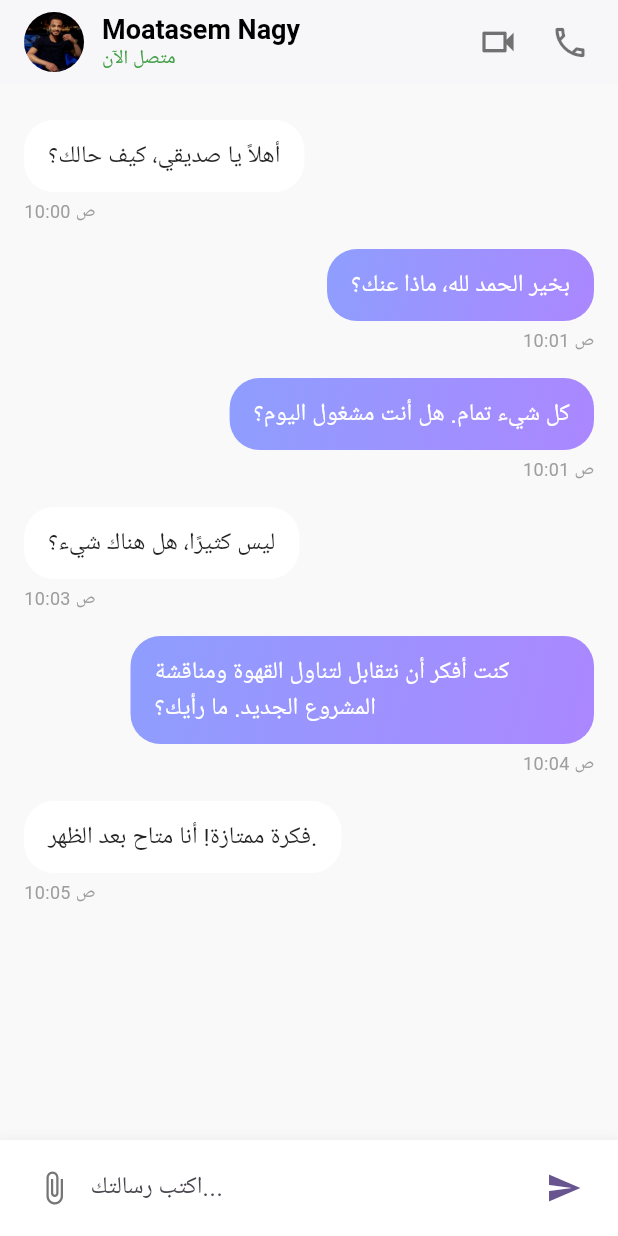
After one commit to Moatasem-Official/Chat_App, a Flutter app: the ChatHomeScreen screen opened directly, on a phone screen of 412 x 824 dp. The commit adds this screen. Run offline on Flutter 3.47's test engine with Material 3 defaults, Android fonts, the phone set to English and light mode, and no system bars; our stand-ins replace bloc, device_preview, equatable, firebase_auth, firebase_core, flutter_bloc and 1 more; accounts and stored records are empty.

Commit message:
Add Chat Home Screen

```diff
--- /dev/null
+++ b/lib/data/models/message_model.dart
@@ -0,0 +1,11 @@
+class ChatMessage {
+  final String text;
+  final String time;
+  final bool isSentByMe;
+
+  ChatMessage({
+    required this.text,
+    required this.time,
+    required this.isSentByMe,
+  });
+}
--- a/lib/main.dart
+++ b/lib/main.dart
@@ -1,3 +1,4 @@
+import 'package:chat_app/presentation/screens/home_screen.dart';
 import 'package:chat_app/presentation/screens/login_screen.dart';
 import 'package:device_preview/device_preview.dart';
 import 'package:firebase_auth/firebase_auth.dart';
@@ -38,7 +39,9 @@ class _MyAppState extends State<MyApp> {
       theme: ThemeData(
         colorScheme: ColorScheme.fromSeed(seedColor: Colors.deepPurple),
       ),
-      home: const LoginScreen(),
+      home: FirebaseAuth.instance.currentUser == null
+          ? const LoginScreen()
+          : const ChatHomeScreen(),
     );
   }
 }
--- /dev/null
+++ b/lib/presentation/screens/home_screen.dart
@@ -0,0 +1,214 @@
+import 'package:chat_app/data/models/message_model.dart';
+import 'package:flutter/material.dart';
+
+class ChatHomeScreen extends StatefulWidget {
+  const ChatHomeScreen({super.key});
+
+  @override
+  State<ChatHomeScreen> createState() => _ConversationScreenState();
+}
+
+class _ConversationScreenState extends State<ChatHomeScreen> {
+  final TextEditingController _textController = TextEditingController();
+
+  // بيانات وهمية للمحادثة
+  final List<ChatMessage> _messages = [
+    ChatMessage(
+      text: "أهلاً يا صديقي، كيف حالك؟",
+      time: "10:00 ص",
+      isSentByMe: false,
+    ),
+    ChatMessage(
+      text: "بخير الحمد لله، ماذا عنك؟",
+      time: "10:01 ص",
+      isSentByMe: true,
+    ),
+    ChatMessage(
+      text: "كل شيء تمام. هل أنت مشغول اليوم؟",
+      time: "10:01 ص",
+      isSentByMe: true,
+    ),
+    ChatMessage(
+      text: "ليس كثيرًا، هل هناك شيء؟",
+      time: "10:03 ص",
+      isSentByMe: false,
+    ),
+    ChatMessage(
+      text: "كنت أفكر أن نتقابل لتناول القهوة ومناقشة المشروع الجديد. ما رأيك؟",
+      time: "10:04 ص",
+      isSentByMe: true,
+    ),
+    ChatMessage(
+      text: "فكرة ممتازة! أنا متاح بعد الظهر.",
+      time: "10:05 ص",
+      isSentByMe: false,
+    ),
+  ];
+
+  @override
+  Widget build(BuildContext context) {
+    return Scaffold(
+      backgroundColor: const Color(0xFFF9F9F9), // خلفية هادئة
+      // 1. الشريط العلوي الذكي
+      appBar: _buildAppBar(),
+      body: Column(
+        children: [
+          // 2. قائمة الرسائل
+          Expanded(
+            child: ListView.builder(
+              padding: const EdgeInsets.all(16.0),
+              reverse: false, // لعرض الرسائل من الأعلى للأسفل
+              itemCount: _messages.length,
+              itemBuilder: (context, index) {
+                return _buildMessageBubble(_messages[index]);
+              },
+            ),
+          ),
+          // 3. حقل إدخال النص
+          _buildMessageComposer(),
+        ],
+      ),
+    );
+  }
+
+  AppBar _buildAppBar() {
+    return AppBar(
+      backgroundColor: Colors.white,
+      automaticallyImplyLeading: false,
+      elevation: 1,
+      title: Row(
+        children: [
+          CircleAvatar(
+            backgroundImage: const AssetImage("assets/images/moatasem.jpg"),
+          ),
+          const SizedBox(width: 12),
+          Column(
+            crossAxisAlignment: CrossAxisAlignment.start,
+            children: [
+              const Text(
+                "Moatasem Nagy", // اسم الشخص الآخر
+                style: TextStyle(
+                  color: Colors.black,
+                  fontSize: 18,
+                  fontWeight: FontWeight.bold,
+                ),
+              ),
+              Text(
+                "متصل الآن",
+                style: TextStyle(color: Colors.green.shade600, fontSize: 13),
+              ),
+            ],
+          ),
+        ],
+      ),
+      actions: [
+        IconButton(
+          icon: const Icon(
+            Icons.videocam_outlined,
+            color: Colors.black54,
+            size: 28,
+          ),
+          onPressed: () {},
+        ),
+        IconButton(
+          icon: const Icon(
+            Icons.call_outlined,
+            color: Colors.black54,
+            size: 26,
+          ),
+          onPressed: () {},
+        ),
+        const SizedBox(width: 8),
+      ],
+    );
+  }
+
+  Widget _buildMessageBubble(ChatMessage message) {
+    // تحديد محاذاة الرسالة بناءً على المرسل
+    final alignment = message.isSentByMe
+        ? CrossAxisAlignment.end
+        : CrossAxisAlignment.start;
+    // تحديد لون خلفية الرسالة
+    final bubbleColor = message.isSentByMe
+        ? const BoxDecoration(
+            gradient: LinearGradient(
+              colors: [Color(0xFF8E9EFE), Color(0xFFAB87FF)],
+              begin: Alignment.topLeft,
+              end: Alignment.bottomRight,
+            ),
+            borderRadius: BorderRadius.all(Radius.circular(20)),
+          )
+        : const BoxDecoration(
+            color: Colors.white,
+            borderRadius: BorderRadius.all(Radius.circular(20)),
+          );
+    // تحديد لون النص
+    final textColor = message.isSentByMe ? Colors.white : Colors.black87;
+
+    return Container(
+      margin: const EdgeInsets.symmetric(vertical: 8),
+      child: Column(
+        crossAxisAlignment: alignment,
+        children: [
+          Container(
+            padding: const EdgeInsets.symmetric(horizontal: 16, vertical: 12),
+            constraints: BoxConstraints(
+              maxWidth: MediaQuery.of(context).size.width * 0.75,
+            ),
+            decoration: bubbleColor,
+            child: Text(
+              message.text,
+              style: TextStyle(color: textColor, fontSize: 16),
+            ),
+          ),
+          const SizedBox(height: 4),
+          Text(
+            message.time,
+            style: TextStyle(color: Colors.grey.shade500, fontSize: 12),
+          ),
+        ],
+      ),
+    );
+  }
+
+  Widget _buildMessageComposer() {
+    return Container(
+      padding: const EdgeInsets.symmetric(horizontal: 12, vertical: 8),
+      decoration: BoxDecoration(
+        color: Colors.white,
+        boxShadow: [
+          BoxShadow(
+            color: Colors.grey.withOpacity(0.1),
+            spreadRadius: 2,
+            blurRadius: 5,
+          ),
+        ],
+      ),
+      child: SafeArea(
+        child: Row(
+          children: [
+            IconButton(
+              icon: Icon(Icons.attach_file, color: Colors.grey.shade600),
+              onPressed: () {},
+            ),
+            Expanded(
+              child: TextField(
+                controller: _textController,
+                decoration: const InputDecoration.collapsed(
+                  hintText: "اكتب رسالتك...",
+                ),
+                textCapitalization: TextCapitalization.sentences,
+              ),
+            ),
+            IconButton(
+              icon: Icon(Icons.send, color: Theme.of(context).primaryColor),
+              onPressed: () {
+                // منطق إرسال الرسالة
+              },
+            ),
+          ],
+        ),
+      ),
+    );
+  }
+}
--- a/lib/presentation/widgets/Login_Screen/custom_form.dart
+++ b/lib/presentation/widgets/Login_Screen/custom_form.dart
@@ -1,4 +1,5 @@
 import 'package:chat_app/bussines_logic/cubits/cubit/auth_cubit.dart';
+import 'package:chat_app/presentation/screens/home_screen.dart';
 import 'package:chat_app/presentation/screens/sign_up_screen.dart';
 import 'package:chat_app/presentation/widgets/Login_Screen/custom_login_button.dart';
 import 'package:chat_app/presentation/widgets/Login_Screen/custom_sign_up_link.dart';
@@ -49,6 +50,12 @@ class _CustomFormState extends State<CustomForm> {
                 setState(() => isLoading = false);
                 ScaffoldMessenger.of(context).showSnackBar(
                   const SnackBar(content: Text("تم تسجيل الدخول بنجاح")),
+                );
+                Navigator.pushReplacement(
+                  context,
+                  MaterialPageRoute(
+                    builder: (context) => const ChatHomeScreen(),
+                  ),
                 );
               }
               if (state is AuthError) {
--- a/lib/presentation/widgets/Sign_Up_Screen/custom_form.dart
+++ b/lib/presentation/widgets/Sign_Up_Screen/custom_form.dart
@@ -36,9 +36,7 @@ class _CustomFormState extends State<CustomForm> {
 
   @override
   Widget build(BuildContext context) {
-    return AbsorbPointer(
-      absorbing: isLoading,
-      child: Expanded(
+    return Expanded(
       flex: 3,
       child: FadeTransition(
         opacity: widget.fadeAnimation,
@@ -62,9 +60,7 @@ class _CustomFormState extends State<CustomForm> {
                 if (state.message == 'weak-password') {
                   ScaffoldMessenger.of(context).showSnackBar(
                     const SnackBar(
-                        content: Text(
-                          "كلمة المرور يجب ان تكون على الاقل 6 حروف",
-                        ),
+                      content: Text("كلمة المرور يجب ان تكون على الاقل 6 حروف"),
                     ),
                   );
                 } else if (state.message == 'email-already-in-use') {
@@ -172,7 +168,6 @@ class _CustomFormState extends State<CustomForm> {
           ),
         ),
       ),
-      ),
     );
   }
 }
```
Also changed, not shown: assets/images/Chat-cuate.svg (added), assets/images/moatasem.jpg (added), assets/images/myAvatar.svg (added). Lines whose indentation alone changed are shown as unchanged.
